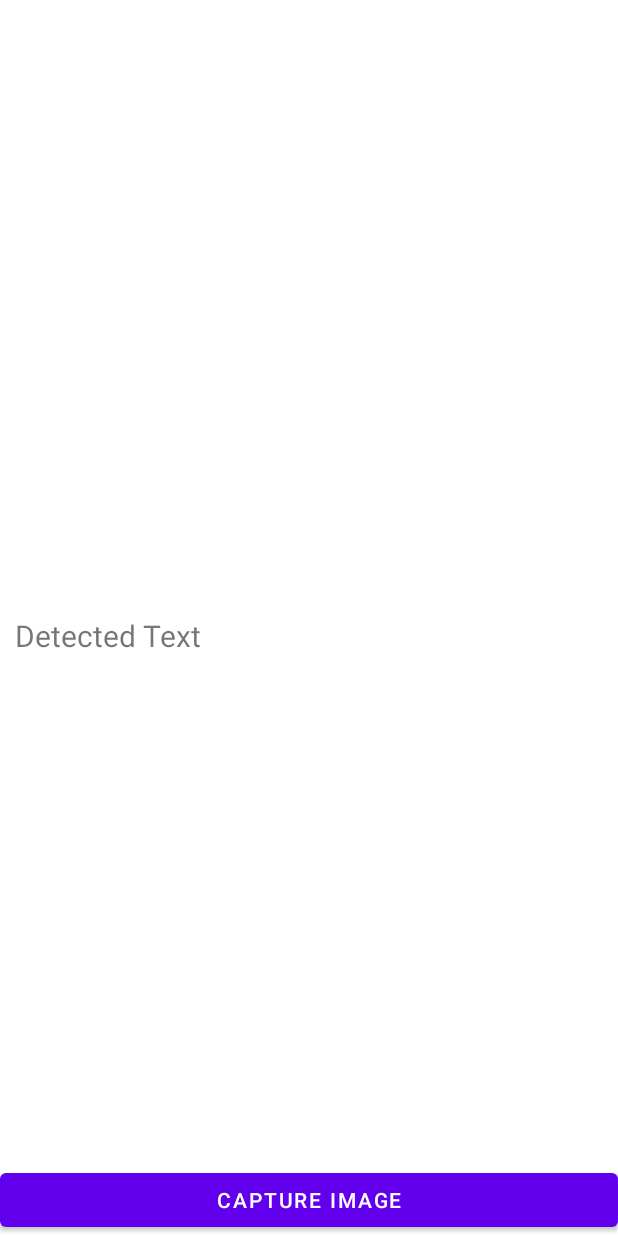
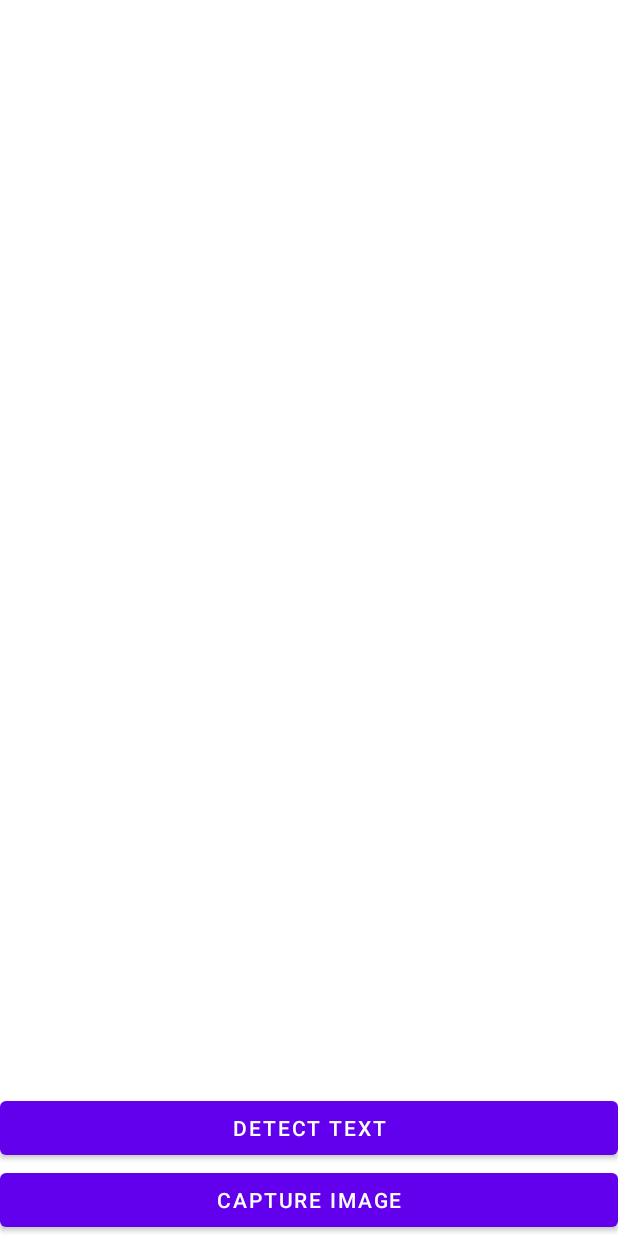
Before and after one commit to maxiuyuan/Splitwisr, an Android app: the fragment CameraFragment shown on its own in the app's theme, on a phone screen of 412 x 824 dp. Run offline under Robolectric (Android 15) with nearby library versions, the phone set to English and light mode, and no system bars.

Commit message:
added ml kit functionality, not working yet tho

```diff
--- a/app/src/main/java/com/splitwisr/ui/camera/CameraFragment.java
+++ b/app/src/main/java/com/splitwisr/ui/camera/CameraFragment.java
@@ -9,15 +9,23 @@ import androidx.annotation.Nullable;
 import androidx.fragment.app.Fragment;
 
 import android.provider.MediaStore;
+import android.util.Log;
 import android.view.LayoutInflater;
 import android.view.View;
 import android.view.ViewGroup;
+import android.widget.Toast;
 
+import com.google.android.gms.tasks.OnFailureListener;
+import com.google.android.gms.tasks.OnSuccessListener;
+import com.google.android.gms.tasks.Task;
+import com.google.firebase.ml.vision.FirebaseVision;
 import com.google.firebase.ml.vision.common.FirebaseVisionImage;
 import com.google.firebase.ml.vision.text.FirebaseVisionText;
 import com.google.firebase.ml.vision.text.FirebaseVisionTextRecognizer;
 import com.splitwisr.R;
 import com.splitwisr.databinding.CameraFragmentBinding;
+
+import java.util.List;
 
 import static android.app.Activity.RESULT_OK;
 
@@ -46,6 +54,7 @@ public class CameraFragment extends Fragment {
      * @param param2 Parameter 2.
      * @return A new instance of fragment CameraFragment.
      */
+    /*
     // TODO: Rename and change types and number of parameters
     public static CameraFragment newInstance(String param1, String param2) {
         CameraFragment fragment = new CameraFragment();
@@ -69,6 +78,8 @@ public class CameraFragment extends Fragment {
         }
     }
 
+     */
+
     private CameraFragmentBinding binding;
     private Bitmap imageBitmap;
     static final int REQUEST_IMAGE_CAPTURE = 1;
@@ -82,8 +93,12 @@ public class CameraFragment extends Fragment {
 
         binding.captureImage.setOnClickListener(v -> {
             dispatchTakePictureIntent();
+            binding.textView.setText("");
         });
 
+        binding.detectText.setOnClickListener(v -> {
+            detectTextFromReceipt();
+        });
 
         return view;
     }
@@ -91,7 +106,7 @@ public class CameraFragment extends Fragment {
     private void dispatchTakePictureIntent() {
         Intent takePictureIntent = new Intent(MediaStore.ACTION_IMAGE_CAPTURE);
         if (takePictureIntent.resolveActivity(getActivity().getPackageManager()) != null) {
-            startActivityForResult(takePictureIntent, REQUEST_IMAGE_CAPTURE);
+            getActivity().startActivityForResult(takePictureIntent, REQUEST_IMAGE_CAPTURE);
         }
     }
 
@@ -106,7 +121,37 @@ public class CameraFragment extends Fragment {
     }
 
     private void detectTextFromReceipt() {
-        FirebaseVisionImage firebaseVisionImage = FirebaseVisionImage.fromBitmap(imageBitmap);
+        FirebaseVisionImage image = FirebaseVisionImage.fromBitmap(imageBitmap);
+        FirebaseVisionTextRecognizer detector = FirebaseVision.getInstance().getOnDeviceTextRecognizer();
+        Task<FirebaseVisionText> result =
+                detector.processImage(image)
+                        .addOnSuccessListener(new OnSuccessListener<FirebaseVisionText>() {
+                            @Override
+                            public void onSuccess(FirebaseVisionText firebaseVisionText) {
+                                displayTextFromImage(firebaseVisionText);
+                            }
+                        })
+                        .addOnFailureListener(
+                                new OnFailureListener() {
+                                    @Override
+                                    public void onFailure(@NonNull Exception e) {
+                                        Toast.makeText(getContext(), "ERROR: " + e.getMessage(), Toast.LENGTH_SHORT);
+                                        Log.d("Error ", e.getMessage());
+                                    }
+                                });
+    }
+
+    private void displayTextFromImage(FirebaseVisionText firebaseVisionText) {
+        List<FirebaseVisionText.TextBlock> textBlockList = firebaseVisionText.getTextBlocks();
+        if (textBlockList.isEmpty()) {
+            Toast.makeText(getContext(), "No text was detected", Toast.LENGTH_SHORT);
+        }
+        else {
+            for (FirebaseVisionText.TextBlock block : firebaseVisionText.getTextBlocks()) {
+                String curText = block.getText();
+                binding.textView.setText(curText);
+            }
+        }
     }
 
 }
--- a/app/src/main/res/layout/camera_fragment.xml
+++ b/app/src/main/res/layout/camera_fragment.xml
@@ -8,7 +8,7 @@
     <ImageView
         android:id="@+id/image_view"
         android:layout_width="match_parent"
-        android:layout_height="400dp" />
+        android:layout_height="500dp" />
 
     <TextView
         android:id="@+id/text_view"
@@ -16,7 +16,7 @@
         android:layout_height="wrap_content"
         android:layout_below="@id/image_view"
         android:textSize="20dp"
-        android:text="Detected Text"
+        android:text=""
         android:layout_margin="10dp"/>
 
     <Button
@@ -26,6 +26,11 @@
         android:layout_alignParentBottom="true"
         android:text="Capture Image" />
 
-
+    <Button
+        android:id="@+id/detect_text"
+        android:layout_width="match_parent"
+        android:layout_height="wrap_content"
+        android:layout_above="@id/capture_image"
+        android:text="Detect Text" />
 
 </RelativeLayout>
```
